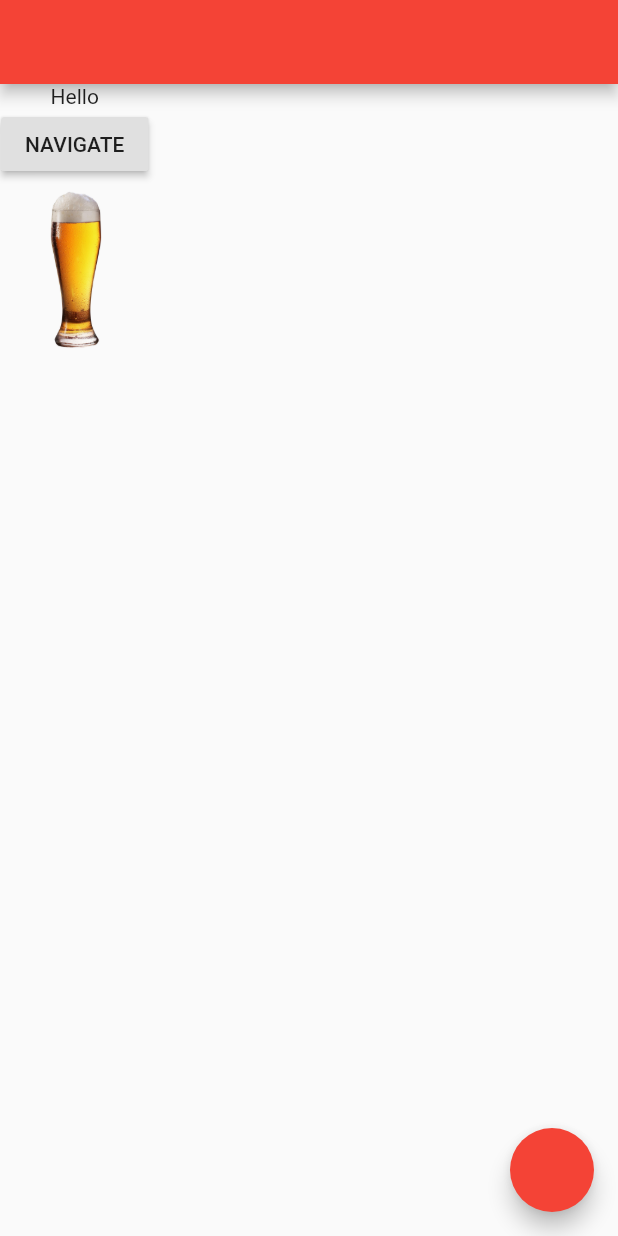
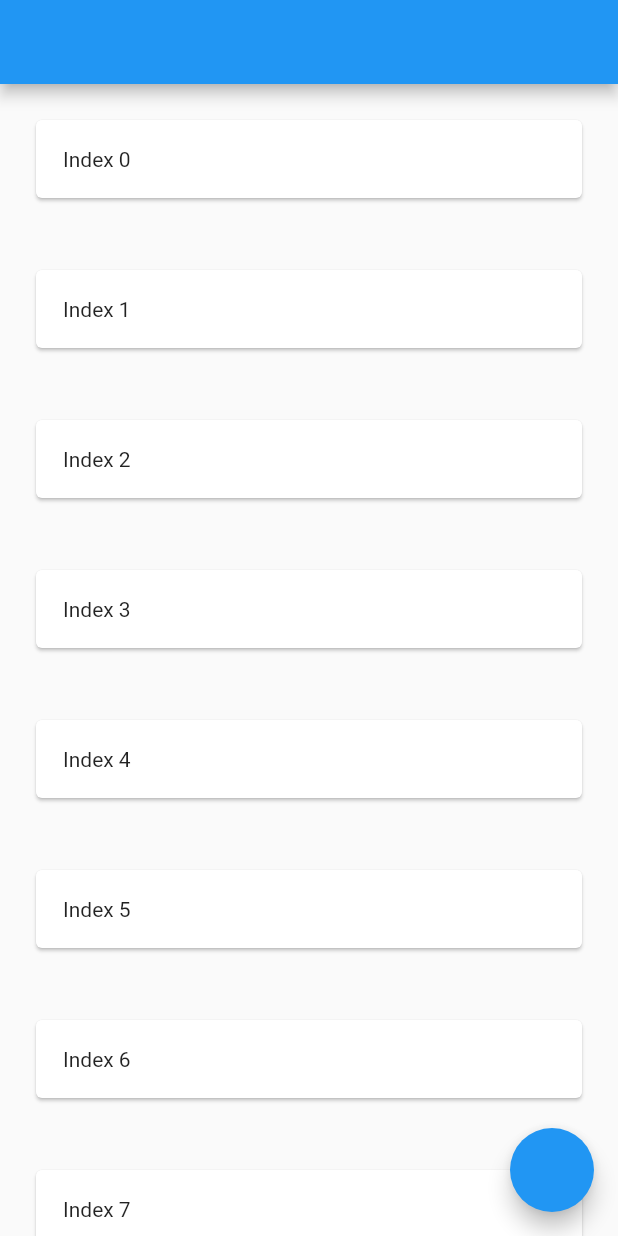
Before and after one commit to PoojaB26/bounce_workshop, a Flutter app: the screen it shows after launch, on a phone screen of 412 x 824 dp. Run offline on Flutter 3.47's test engine with Material 2 defaults, Android fonts, the phone set to English and light mode, and no system bars.

Commit message:
day2 work

```diff
--- a/lib/ui/common/list_item.dart
+++ b/lib/ui/common/list_item.dart
@@ -1,3 +1,42 @@
+import 'package:flutter/material.dart';
+
+class ListItem extends StatelessWidget {
+
+  final int index;
+  ListItem({this.index});
+
+  @override
+  Widget build(BuildContext context) {
+    return Container(
+      padding: EdgeInsets.all(20),
+      child: Card(
+          child: Padding(
+            padding: const EdgeInsets.all(18.0),
+            child: Text('Index $index'),
+          )),
+    );
+  }
+}
+
+
+
+
+
+
+
+
+
+
+
+
+
+
+
+
+
+
+
+
 //import 'package:bounce_workshop/ui/screens/details_screen.dart';
 //import 'package:flutter/material.dart';
 //
--- a/lib/ui/screens/details_screen.dart
+++ b/lib/ui/screens/details_screen.dart
@@ -8,6 +8,8 @@ class DetailsScreen extends StatelessWidget {
 
   @override
   Widget build(BuildContext context) {
+
+    print(username);
     return Scaffold(
       appBar: AppBar(
         leading: IconButton(
--- a/lib/ui/screens/list_screen.dart
+++ b/lib/ui/screens/list_screen.dart
@@ -1,11 +1,73 @@
 
+import 'package:bounce_workshop/ui/common/list_item.dart';
 import 'package:bounce_workshop/ui/screens/details_screen.dart';
 import 'package:flutter/material.dart';
 
-class ListScreen extends StatelessWidget {
+class ListScreen extends StatefulWidget {
+
+  final int something;
+  ListScreen({this.something});
+
+  @override
+  _ListScreenState createState() => _ListScreenState();
+}
+
+class _ListScreenState extends State<ListScreen> {
+
+
+
+
+
+
+
+
+  ThemeData theme = ThemeData.light();
+  bool isLightThemed = true;
+
+  toggle(){
+    isLightThemed = !isLightThemed;
+
+    setState(() {
+      if(isLightThemed)
+        theme = ThemeData.light();
+      else
+        theme = ThemeData.dark();
+    });
+  }
+
+
+
+  @override
+  void initState() {
+    // TODO: implement initState
+    print(widget.something);
+    super.initState();
+  }
+
+
+  @override
+  void didChangeDependencies() {
+    // TODO: implement didChangeDependencies
+    super.didChangeDependencies();
+  }
+
+  @override
+  void didUpdateWidget(ListScreen oldWidget) {
+    // TODO: implement didUpdateWidget
+    super.didUpdateWidget(oldWidget);
+  }
+
+  @override
+  void dispose() {
+    // TODO: implement dispose
+    super.dispose();
+  }
+
+
 
 
   final String username = 'John Dow';
+
   navigate(context){
     Route route = MaterialPageRoute(
       builder: (_)
@@ -16,32 +78,21 @@ class ListScreen extends StatelessWidget {
 
   @override
   Widget build(BuildContext context) {
-    return Scaffold(
-     // backgroundColor: Colors.amber,
-      appBar: AppBar(),
+    return Theme(
+      child: Scaffold(
+        appBar: AppBar(),
 
-      body: Column(
-        children: <Widget>[
-          Text('Hello'),
-          RaisedButton(
-            onPressed: () => navigate(context),
-            child: Text('NAVIGATE'),
-          ),
-          Hero(
-            tag: 'heroTag',
-            child: Container(
-                height: 120,
-                child: Image.asset('assets/beer.png')
-            ),
-          )
-        ],
+        body: ListView.builder(
+            itemCount: 100,
+            itemBuilder: (context, index)
+            => ListItem(index: index)
+        ),
+
+        floatingActionButton: FloatingActionButton(
+          onPressed: () => toggle(),
+        ),
       ),
-
-
-      floatingActionButton: FloatingActionButton(
-        onPressed: () => {},
-      ),
-
+      data: theme,
     );
   }
 }
```
